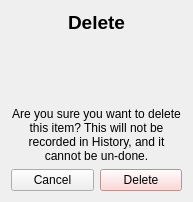
Old version of the form home_ims/src/view/ui/popup/delete_item.ui in the repository isaac-ucalgary/CPSC471_Fall2024_GroupProject.
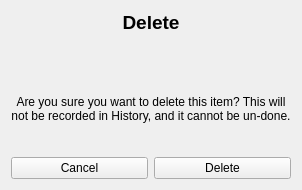
New version of the form.

Patch:
```diff
--- a/home_ims/src/view/ui/popup/delete_item.ui
+++ b/home_ims/src/view/ui/popup/delete_item.ui
@@ -6,15 +6,15 @@
    <rect>
     <x>0</x>
     <y>0</y>
-    <width>193</width>
-    <height>202</height>
+    <width>184</width>
+    <height>190</height>
    </rect>
   </property>
-  <property name="minimumSize">
-   <size>
-    <width>193</width>
-    <height>202</height>
-   </size>
+  <property name="sizePolicy">
+   <sizepolicy hsizetype="Preferred" vsizetype="Preferred">
+    <horstretch>0</horstretch>
+    <verstretch>0</verstretch>
+   </sizepolicy>
   </property>
   <property name="windowTitle">
    <string>Delete Item</string>
@@ -67,6 +67,12 @@
    </item>
    <item>
     <widget class="QLabel" name="label_warning">
+     <property name="sizePolicy">
+      <sizepolicy hsizetype="MinimumExpanding" vsizetype="MinimumExpanding">
+       <horstretch>0</horstretch>
+       <verstretch>0</verstretch>
+      </sizepolicy>
+     </property>
      <property name="text">
       <string>Are you sure you want to delete this item? This will not be recorded in History, and it cannot be un-done.</string>
      </property>
@@ -78,6 +84,19 @@
      </property>
     </widget>
    </item>
+   <item>
+    <spacer name="verticalSpacer_2">
+     <property name="orientation">
+      <enum>Qt::Vertical</enum>
+     </property>
+     <property name="sizeHint" stdset="0">
+      <size>
+       <width>20</width>
+       <height>40</height>
+      </size>
+     </property>
+    </spacer>
+   </item>
    <item>
     <widget class="QWidget" name="widget" native="true">
      <layout class="QHBoxLayout" name="horizontalLayout">
@@ -105,9 +124,6 @@
       </item>
       <item>
        <widget class="QPushButton" name="deleteBtn">
-        <property name="styleSheet">
-         <string>background-color: #FFCCCC; color: black;</string>
-        </property>
         <property name="text">
          <string>Delete</string>
         </property>
```
